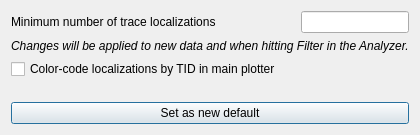
Old version of the form pyminflux/ui/options.ui in the repository bsse-scf/pyMINFLUX.
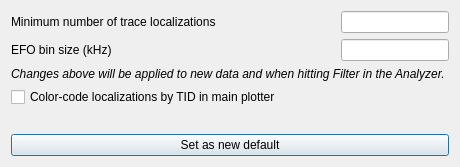
New version of the form.

```diff
--- a/pyminflux/ui/options.ui
+++ b/pyminflux/ui/options.ui
@@ -6,27 +6,63 @@
    <rect>
     <x>0</x>
     <y>0</y>
-    <width>419</width>
-    <height>135</height>
+    <width>460</width>
+    <height>167</height>
    </rect>
   </property>
   <property name="windowTitle">
    <string>Options</string>
   </property>
   <layout class="QGridLayout" name="gridLayout">
-   <item row="1" column="0">
-    <widget class="QLabel" name="lbInfo">
-     <property name="font">
-      <font>
-       <italic>true</italic>
-      </font>
+   <item row="0" column="0">
+    <layout class="QHBoxLayout" name="hlMinNumTraces">
+     <item>
+      <widget class="QLabel" name="lbMinTIDNum">
+       <property name="text">
+        <string>Minimum number of trace localizations</string>
+       </property>
+      </widget>
+     </item>
+     <item>
+      <spacer name="horizontalSpacer">
+       <property name="orientation">
+        <enum>Qt::Horizontal</enum>
+       </property>
+       <property name="sizeHint" stdset="0">
+        <size>
+         <width>40</width>
+         <height>20</height>
+        </size>
+       </property>
+      </spacer>
+     </item>
+     <item>
+      <widget class="QLineEdit" name="leMinTIDNum">
+       <property name="sizePolicy">
+        <sizepolicy hsizetype="Minimum" vsizetype="Fixed">
+         <horstretch>0</horstretch>
+         <verstretch>0</verstretch>
+        </sizepolicy>
+       </property>
+      </widget>
+     </item>
+    </layout>
+   </item>
+   <item row="4" column="0">
+    <widget class="QCheckBox" name="cbColorLocsByTID">
+     <property name="text">
+      <string>Color-code localizations by TID in main plotter</string>
      </property>
+    </widget>
+   </item>
+   <item row="6" column="0">
+    <widget class="QPushButton" name="pbSetDefault">
      <property name="text">
-      <string>Changes will be applied to new data and when hitting Filter in the Analyzer.</string>
+      <string>Set as new default</string>
      </property>
     </widget>
    </item>
-   <item row="3" column="0">
+   <item row="5" column="0">
     <spacer name="verticalSpacer">
      <property name="orientation">
       <enum>Qt::Vertical</enum>
@@ -39,24 +75,29 @@
      </property>
     </spacer>
    </item>
-   <item row="4" column="0">
-    <widget class="QPushButton" name="pbSetDefault">
+   <item row="3" column="0">
+    <widget class="QLabel" name="lbInfo">
+     <property name="font">
+      <font>
+       <italic>true</italic>
+      </font>
+     </property>
      <property name="text">
-      <string>Set as new default</string>
+      <string>Changes above will be applied to new data and when hitting Filter in the Analyzer.</string>
      </property>
     </widget>
    </item>
-   <item row="0" column="0">
-    <layout class="QHBoxLayout" name="horizontalLayout">
+   <item row="1" column="0">
+    <layout class="QHBoxLayout" name="hlEFOBinSize">
      <item>
-      <widget class="QLabel" name="lbMinTIDNum">
+      <widget class="QLabel" name="lbEFOBinSize">
        <property name="text">
-        <string>Minimum number of trace localizations</string>
+        <string>EFO bin size (kHz)</string>
        </property>
       </widget>
      </item>
      <item>
-      <spacer name="horizontalSpacer">
+      <spacer name="horizontalSpacer_2">
        <property name="orientation">
         <enum>Qt::Horizontal</enum>
        </property>
@@ -69,17 +110,17 @@
       </spacer>
      </item>
      <item>
-      <widget class="QLineEdit" name="leMinTIDNum"/>
+      <widget class="QLineEdit" name="leEFOBinSize">
+       <property name="sizePolicy">
+        <sizepolicy hsizetype="Minimum" vsizetype="Fixed">
+         <horstretch>0</horstretch>
+         <verstretch>0</verstretch>
+        </sizepolicy>
+       </property>
+      </widget>
      </item>
     </layout>
    </item>
-   <item row="2" column="0">
-    <widget class="QCheckBox" name="cbColorLocsByTID">
-     <property name="text">
-      <string>Color-code localizations by TID in main plotter</string>
-     </property>
-    </widget>
-   </item>
   </layout>
  </widget>
  <resources/>
```
